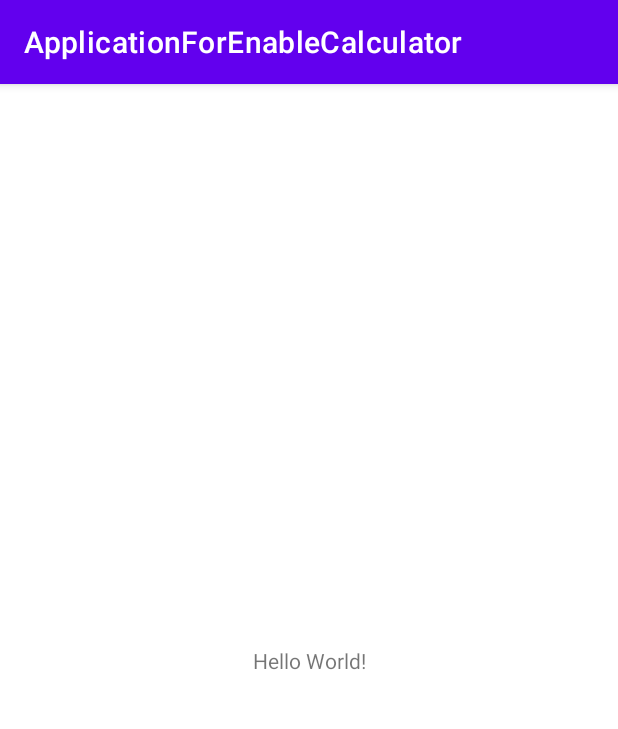
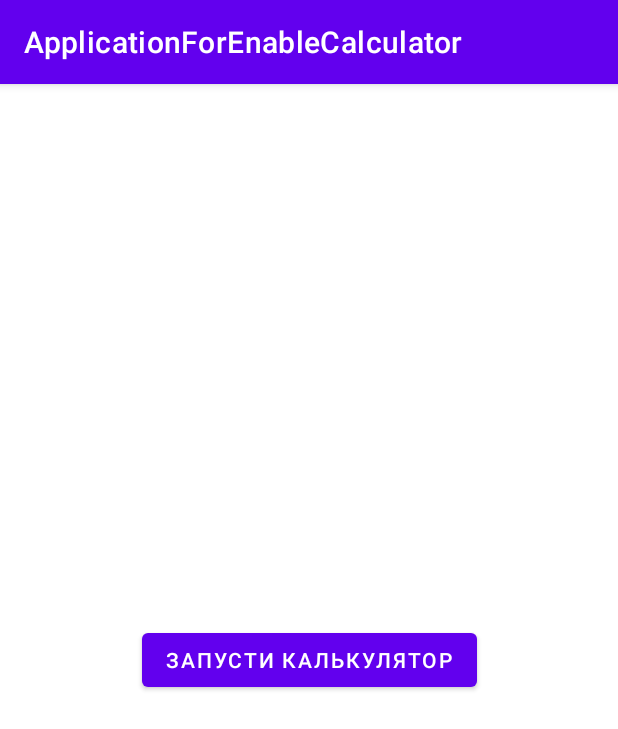
Before and after one commit to kruglovmv/ApplicationForEnableCalculator, an Android app: the screen it shows after launch (MainActivity), on a phone screen of 412 x 824 dp. Shown: the top 729 px of the screen. Run offline under Robolectric (Android 15) with nearby library versions, the phone set to English and light mode, and no system bars.

Commit message:
End commit

```diff
--- a/app/src/main/java/com/example/applicationforenablecalculator/MainActivity.java
+++ b/app/src/main/java/com/example/applicationforenablecalculator/MainActivity.java
@@ -2,13 +2,28 @@ package com.example.applicationforenablecalculator;
 
 import androidx.appcompat.app.AppCompatActivity;
 
+import android.content.Intent;
 import android.os.Bundle;
+import android.view.View;
+
+import com.google.android.material.button.MaterialButton;
 
 public class MainActivity extends AppCompatActivity {
+MaterialButton button;
 
     @Override
     protected void onCreate(Bundle savedInstanceState) {
         super.onCreate(savedInstanceState);
         setContentView(R.layout.activity_main);
+        initButton(findViewById(R.id.button));
+    }
+
+    private void initButton(View viewById) {
+        viewById.setOnClickListener(new View.OnClickListener() {
+            @Override
+            public void onClick(View view) {
+                startActivity(new Intent("com.example.calculator.START"));
+            }
+        });
     }
 }
--- a/app/src/main/res/layout/activity_main.xml
+++ b/app/src/main/res/layout/activity_main.xml
@@ -6,13 +6,14 @@
     android:layout_height="match_parent"
     tools:context=".MainActivity">
 
-    <TextView
+    <com.google.android.material.button.MaterialButton
+        android:id="@+id/button"
         android:layout_width="wrap_content"
         android:layout_height="wrap_content"
-        android:text="Hello World!"
+        android:text="@string/text_button"
         app:layout_constraintBottom_toBottomOf="parent"
-        app:layout_constraintLeft_toLeftOf="parent"
-        app:layout_constraintRight_toRightOf="parent"
+        app:layout_constraintEnd_toEndOf="parent"
+        app:layout_constraintStart_toStartOf="parent"
         app:layout_constraintTop_toTopOf="parent" />
 
 </androidx.constraintlayout.widget.ConstraintLayout>
--- a/app/src/main/res/values/strings.xml
+++ b/app/src/main/res/values/strings.xml
@@ -1,3 +1,4 @@
 <resources>
     <string name="app_name">ApplicationForEnableCalculator</string>
+    <string name="text_button">Запусти калькулятор</string>
 </resources>
```
